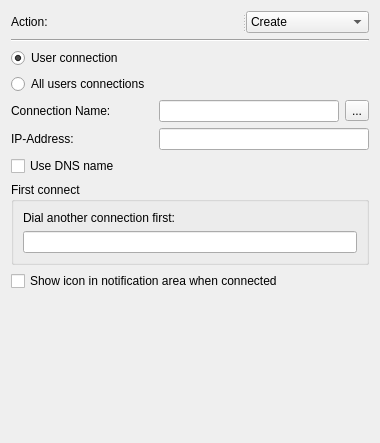
First picture: the form in src/apps/mvvm-folders/network_options/vpnwidget.ui, repository august-alt/policy-preferences-editor-prototype, before the edit.
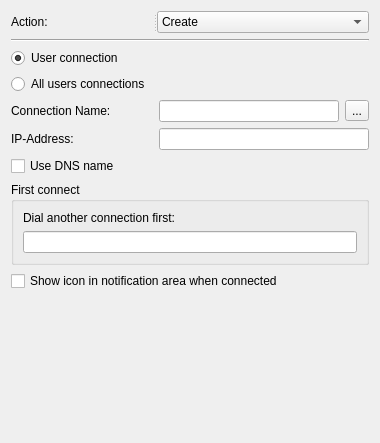
Second picture: the form after the edit.

Diff of the .ui file:
```diff
--- a/src/apps/mvvm-folders/network_options/vpnwidget.ui
+++ b/src/apps/mvvm-folders/network_options/vpnwidget.ui
@@ -32,6 +32,12 @@
         <height>0</height>
        </size>
       </property>
+      <property name="maximumSize">
+       <size>
+        <width>142</width>
+        <height>16777215</height>
+       </size>
+      </property>
       <property name="text">
        <string>Action:</string>
       </property>
```
